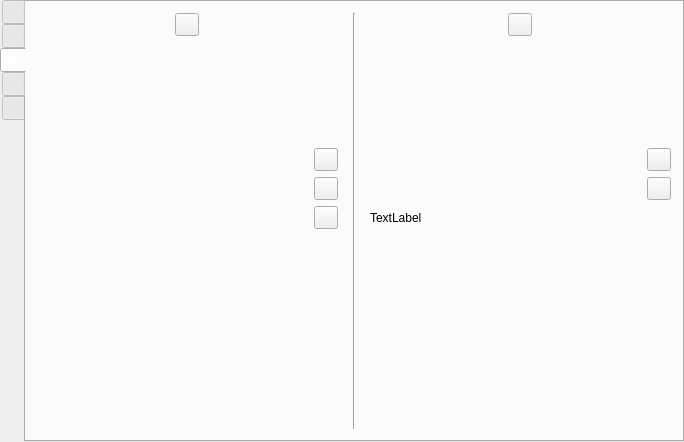
Above: src/formMainWindow.ui from vkohaupt/vokoscreenNG before the change. Below: the same form after it.
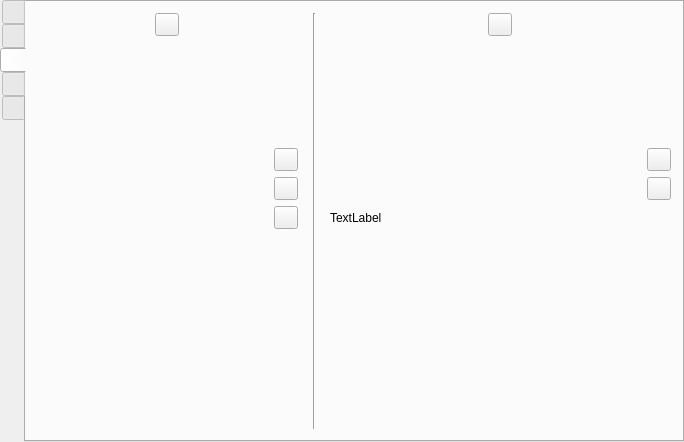
That is the form after the change. The open tabs and pages were chosen to show the change. Icons and pictures are not drawn.

Commit message: Showclick counter

Diff of the .ui file:
```diff
--- a/src/formMainWindow.ui
+++ b/src/formMainWindow.ui
@@ -2718,46 +2718,8 @@
        <layout class="QHBoxLayout" name="horizontalLayout_40">
         <item>
          <layout class="QGridLayout" name="gridLayoutShowClick">
-          <item row="6" column="0" colspan="4">
-           <layout class="QHBoxLayout" name="horizontalLayout_5">
-            <item alignment="Qt::AlignLeft|Qt::AlignVCenter">
-             <widget class="QLabel" name="label_26">
-              <property name="sizePolicy">
-               <sizepolicy hsizetype="Minimum" vsizetype="Preferred">
-                <horstretch>0</horstretch>
-                <verstretch>0</verstretch>
-               </sizepolicy>
-              </property>
-              <property name="minimumSize">
-               <size>
-                <width>34</width>
-                <height>0</height>
-               </size>
-              </property>
-              <property name="maximumSize">
-               <size>
-                <width>34</width>
-                <height>34</height>
-               </size>
-              </property>
-              <property name="text">
-               <string notr="true"/>
-              </property>
-              <property name="pixmap">
-               <pixmap resource="screencast.qrc">:/pictures/showClick/sandglass.png</pixmap>
-              </property>
-              <property name="scaledContents">
-               <bool>true</bool>
-              </property>
-             </widget>
-            </item>
-            <item>
-             <layout class="QHBoxLayout" name="horizontalLayoutShowtime"/>
-            </item>
-           </layout>
-          </item>
-          <item row="4" column="4">
-           <widget class="QToolButton" name="toolButtonShowclickDiameterDefault">
+          <item row="5" column="3">
+           <widget class="QToolButton" name="toolButtonShowclickOpacityDefault">
             <property name="text">
              <string notr="true"/>
             </property>
@@ -2767,7 +2729,7 @@
             </property>
            </widget>
           </item>
-          <item row="0" column="5" rowspan="9">
+          <item row="0" column="4" rowspan="9">
            <widget class="Line" name="line_4">
             <property name="minimumSize">
              <size>
@@ -2780,7 +2742,54 @@
             </property>
            </widget>
           </item>
-          <item row="0" column="0" rowspan="3" colspan="5">
+          <item row="4" column="3">
+           <widget class="QToolButton" name="toolButtonShowclickDiameterDefault">
+            <property name="text">
+             <string notr="true"/>
+            </property>
+            <property name="icon">
+             <iconset resource="screencast.qrc">
+              <normaloff>:/pictures/screencast/undo.png</normaloff>:/pictures/screencast/undo.png</iconset>
+            </property>
+           </widget>
+          </item>
+          <item row="3" column="0" colspan="4">
+           <widget class="QFrame" name="frame_3">
+            <property name="sizePolicy">
+             <sizepolicy hsizetype="Preferred" vsizetype="Fixed">
+              <horstretch>0</horstretch>
+              <verstretch>0</verstretch>
+             </sizepolicy>
+            </property>
+            <property name="minimumSize">
+             <size>
+              <width>0</width>
+              <height>100</height>
+             </size>
+            </property>
+            <property name="frameShape">
+             <enum>QFrame::NoFrame</enum>
+            </property>
+            <layout class="QHBoxLayout" name="horizontalLayout_38">
+             <property name="spacing">
+              <number>0</number>
+             </property>
+             <property name="leftMargin">
+              <number>1</number>
+             </property>
+             <property name="topMargin">
+              <number>0</number>
+             </property>
+             <property name="rightMargin">
+              <number>0</number>
+             </property>
+             <property name="bottomMargin">
+              <number>0</number>
+             </property>
+            </layout>
+           </widget>
+          </item>
+          <item row="0" column="0" rowspan="3" colspan="4">
            <layout class="QGridLayout" name="gridLayout_showclick_color_pushButton">
             <item row="0" column="3">
              <layout class="QHBoxLayout" name="horizontalLayout_showclick_darkRed"/>
@@ -2843,115 +2852,88 @@
             </item>
            </layout>
           </item>
-          <item row="5" column="6" colspan="4">
-           <layout class="QHBoxLayout" name="horizontalLayout_43">
-            <item alignment="Qt::AlignLeft">
-             <widget class="QLabel" name="label_31">
-              <property name="sizePolicy">
-               <sizepolicy hsizetype="Minimum" vsizetype="Preferred">
-                <horstretch>0</horstretch>
-                <verstretch>0</verstretch>
-               </sizepolicy>
-              </property>
-              <property name="maximumSize">
-               <size>
-                <width>34</width>
-                <height>13</height>
-               </size>
-              </property>
-              <property name="text">
-               <string notr="true"/>
-              </property>
-              <property name="pixmap">
-               <pixmap resource="screencast.qrc">:/pictures/showClick/transparenz.png</pixmap>
-              </property>
-              <property name="scaledContents">
-               <bool>true</bool>
-              </property>
-             </widget>
-            </item>
-            <item>
-             <layout class="QHBoxLayout" name="horizontalLayoutHaloOpacity"/>
-            </item>
-           </layout>
-          </item>
-          <item row="4" column="6" colspan="4">
-           <layout class="QHBoxLayout" name="horizontalLayout_41">
-            <item alignment="Qt::AlignLeft">
-             <widget class="QLabel" name="label_30">
-              <property name="sizePolicy">
-               <sizepolicy hsizetype="Minimum" vsizetype="Preferred">
-                <horstretch>0</horstretch>
-                <verstretch>0</verstretch>
-               </sizepolicy>
-              </property>
-              <property name="maximumSize">
-               <size>
-                <width>34</width>
-                <height>13</height>
-               </size>
-              </property>
-              <property name="text">
-               <string notr="true"/>
-              </property>
-              <property name="pixmap">
-               <pixmap resource="screencast.qrc">:/pictures/showClick/cursor.png</pixmap>
-              </property>
-              <property name="scaledContents">
-               <bool>true</bool>
-              </property>
-             </widget>
-            </item>
-            <item>
-             <layout class="QHBoxLayout" name="horizontalLayoutDiameter"/>
-            </item>
-           </layout>
-          </item>
-          <item row="5" column="10">
-           <widget class="QToolButton" name="toolButtonHaloOpacityDefault">
-            <property name="text">
-             <string notr="true"/>
+          <item row="7" column="0">
+           <spacer name="verticalSpacer_7">
+            <property name="orientation">
+             <enum>Qt::Vertical</enum>
             </property>
-            <property name="icon">
-             <iconset resource="screencast.qrc">
-              <normaloff>:/pictures/screencast/undo.png</normaloff>:/pictures/screencast/undo.png</iconset>
-            </property>
-           </widget>
-          </item>
-          <item row="3" column="6" colspan="5">
-           <widget class="QFrame" name="frame_2">
-            <property name="sizePolicy">
-             <sizepolicy hsizetype="Preferred" vsizetype="Fixed">
-              <horstretch>0</horstretch>
-              <verstretch>0</verstretch>
-             </sizepolicy>
-            </property>
-            <property name="minimumSize">
+            <property name="sizeHint" stdset="0">
              <size>
-              <width>0</width>
-              <height>100</height>
+              <width>20</width>
+              <height>40</height>
              </size>
             </property>
-            <layout class="QHBoxLayout" name="horizontalLayout_61">
-             <property name="spacing">
-              <number>0</number>
-             </property>
-             <property name="leftMargin">
-              <number>1</number>
-             </property>
-             <property name="topMargin">
-              <number>0</number>
-             </property>
-             <property name="rightMargin">
-              <number>0</number>
-             </property>
-             <property name="bottomMargin">
-              <number>0</number>
-             </property>
-            </layout>
-           </widget>
+           </spacer>
           </item>
-          <item row="4" column="0" colspan="4">
+          <item row="6" column="0" colspan="3">
+           <layout class="QHBoxLayout" name="horizontalLayout_5">
+            <item alignment="Qt::AlignLeft|Qt::AlignVCenter">
+             <widget class="QLabel" name="label_26">
+              <property name="sizePolicy">
+               <sizepolicy hsizetype="Minimum" vsizetype="Preferred">
+                <horstretch>0</horstretch>
+                <verstretch>0</verstretch>
+               </sizepolicy>
+              </property>
+              <property name="minimumSize">
+               <size>
+                <width>34</width>
+                <height>0</height>
+               </size>
+              </property>
+              <property name="maximumSize">
+               <size>
+                <width>34</width>
+                <height>34</height>
+               </size>
+              </property>
+              <property name="text">
+               <string notr="true"/>
+              </property>
+              <property name="pixmap">
+               <pixmap resource="screencast.qrc">:/pictures/showClick/sandglass.png</pixmap>
+              </property>
+              <property name="scaledContents">
+               <bool>true</bool>
+              </property>
+             </widget>
+            </item>
+            <item>
+             <layout class="QHBoxLayout" name="horizontalLayoutShowtime"/>
+            </item>
+           </layout>
+          </item>
+          <item row="8" column="0" colspan="3">
+           <layout class="QHBoxLayout" name="horizontalLayout_15">
+            <item>
+             <spacer name="horizontalSpacer_11">
+              <property name="orientation">
+               <enum>Qt::Horizontal</enum>
+              </property>
+              <property name="sizeHint" stdset="0">
+               <size>
+                <width>40</width>
+                <height>20</height>
+               </size>
+              </property>
+             </spacer>
+            </item>
+            <item>
+             <spacer name="horizontalSpacer_5">
+              <property name="orientation">
+               <enum>Qt::Horizontal</enum>
+              </property>
+              <property name="sizeHint" stdset="0">
+               <size>
+                <width>40</width>
+                <height>20</height>
+               </size>
+              </property>
+             </spacer>
+            </item>
+           </layout>
+          </item>
+          <item row="4" column="0" colspan="3">
            <layout class="QHBoxLayout" name="horizontalLayout_39">
             <item alignment="Qt::AlignLeft|Qt::AlignVCenter">
              <widget class="QLabel" name="label_28">
@@ -2986,7 +2968,7 @@
             </item>
            </layout>
           </item>
-          <item row="0" column="6" rowspan="3" colspan="5">
+          <item row="0" column="5" rowspan="3" colspan="5">
            <layout class="QGridLayout" name="gridLayout_halo_color_pushButton">
             <item row="3" column="3">
              <layout class="QHBoxLayout" name="horizontalLayout_halo_darkGray"/>
@@ -3049,8 +3031,8 @@
             </item>
            </layout>
           </item>
-          <item row="6" column="4">
-           <widget class="QToolButton" name="toolButtonShowclickTimeDefault">
+          <item row="5" column="9">
+           <widget class="QToolButton" name="toolButtonHaloOpacityDefault">
             <property name="text">
              <string notr="true"/>
             </property>
@@ -3060,91 +3042,7 @@
             </property>
            </widget>
           </item>
-          <item row="8" column="0" colspan="4">
-           <layout class="QHBoxLayout" name="horizontalLayout_15">
-            <item>
-             <spacer name="horizontalSpacer_11">
-              <property name="orientation">
-               <enum>Qt::Horizontal</enum>
-              </property>
-              <property name="sizeHint" stdset="0">
-               <size>
-                <width>40</width>
-                <height>20</height>
-               </size>
-              </property>
-             </spacer>
-            </item>
-            <item>
-             <spacer name="horizontalSpacer_5">
-              <property name="orientation">
-               <enum>Qt::Horizontal</enum>
-              </property>
-              <property name="sizeHint" stdset="0">
-               <size>
-                <width>40</width>
-                <height>20</height>
-               </size>
-              </property>
-             </spacer>
-            </item>
-           </layout>
-          </item>
-          <item row="5" column="4">
-           <widget class="QToolButton" name="toolButtonShowclickOpacityDefault">
-            <property name="text">
-             <string notr="true"/>
-            </property>
-            <property name="icon">
-             <iconset resource="screencast.qrc">
-              <normaloff>:/pictures/screencast/undo.png</normaloff>:/pictures/screencast/undo.png</iconset>
-            </property>
-           </widget>
-          </item>
-          <item row="5" column="0" colspan="4">
-           <layout class="QHBoxLayout" name="horizontalLayout_32">
-            <item alignment="Qt::AlignLeft|Qt::AlignVCenter">
-             <widget class="QLabel" name="label_27">
-              <property name="sizePolicy">
-               <sizepolicy hsizetype="Minimum" vsizetype="Preferred">
-                <horstretch>0</horstretch>
-                <verstretch>0</verstretch>
-               </sizepolicy>
-              </property>
-              <property name="maximumSize">
-               <size>
-                <width>34</width>
-                <height>13</height>
-               </size>
-              </property>
-              <property name="text">
-               <string notr="true"/>
-              </property>
-              <property name="pixmap">
-               <pixmap resource="screencast.qrc">:/pictures/showClick/transparenz.png</pixmap>
-              </property>
-              <property name="scaledContents">
-               <bool>true</bool>
-              </property>
-             </widget>
-            </item>
-            <item>
-             <layout class="QHBoxLayout" name="horizontalLayoutOpacity"/>
-            </item>
-           </layout>
-          </item>
-          <item row="4" column="10">
-           <widget class="QToolButton" name="toolButtonHaloDiameterDefault">
-            <property name="text">
-             <string notr="true"/>
-            </property>
-            <property name="icon">
-             <iconset resource="screencast.qrc">
-              <normaloff>:/pictures/screencast/undo.png</normaloff>:/pictures/screencast/undo.png</iconset>
-            </property>
-           </widget>
-          </item>
-          <item row="8" column="6" colspan="4">
+          <item row="8" column="5" colspan="4">
            <layout class="QHBoxLayout" name="horizontalLayout_48">
             <item>
              <spacer name="horizontalSpacer_15">
@@ -3174,56 +3072,7 @@
             </item>
            </layout>
           </item>
-          <item row="7" column="0">
-           <spacer name="verticalSpacer_7">
-            <property name="orientation">
-             <enum>Qt::Vertical</enum>
-            </property>
-            <property name="sizeHint" stdset="0">
-             <size>
-              <width>20</width>
-              <height>40</height>
-             </size>
-            </property>
-           </spacer>
-          </item>
-          <item row="3" column="0" colspan="5">
-           <widget class="QFrame" name="frame_3">
-            <property name="sizePolicy">
-             <sizepolicy hsizetype="Preferred" vsizetype="Fixed">
-              <horstretch>0</horstretch>
-              <verstretch>0</verstretch>
-             </sizepolicy>
-            </property>
-            <property name="minimumSize">
-             <size>
-              <width>0</width>
-              <height>100</height>
-             </size>
-            </property>
-            <property name="frameShape">
-             <enum>QFrame::NoFrame</enum>
-            </property>
-            <layout class="QHBoxLayout" name="horizontalLayout_38">
-             <property name="spacing">
-              <number>0</number>
-             </property>
-             <property name="leftMargin">
-              <number>1</number>
-             </property>
-             <property name="topMargin">
-              <number>0</number>
-             </property>
-             <property name="rightMargin">
-              <number>0</number>
-             </property>
-             <property name="bottomMargin">
-              <number>0</number>
-             </property>
-            </layout>
-           </widget>
-          </item>
-          <item row="6" column="6" colspan="4">
+          <item row="6" column="5" colspan="4">
            <layout class="QHBoxLayout" name="horizontalLayout_47">
             <item>
              <widget class="QLabel" name="label_32">
@@ -3237,6 +3086,157 @@
             </item>
            </layout>
           </item>
+          <item row="5" column="5" colspan="4">
+           <layout class="QHBoxLayout" name="horizontalLayout_43">
+            <item alignment="Qt::AlignLeft">
+             <widget class="QLabel" name="label_31">
+              <property name="sizePolicy">
+               <sizepolicy hsizetype="Minimum" vsizetype="Preferred">
+                <horstretch>0</horstretch>
+                <verstretch>0</verstretch>
+               </sizepolicy>
+              </property>
+              <property name="maximumSize">
+               <size>
+                <width>34</width>
+                <height>13</height>
+               </size>
+              </property>
+              <property name="text">
+               <string notr="true"/>
+              </property>
+              <property name="pixmap">
+               <pixmap resource="screencast.qrc">:/pictures/showClick/transparenz.png</pixmap>
+              </property>
+              <property name="scaledContents">
+               <bool>true</bool>
+              </property>
+             </widget>
+            </item>
+            <item>
+             <layout class="QHBoxLayout" name="horizontalLayoutHaloOpacity"/>
+            </item>
+           </layout>
+          </item>
+          <item row="5" column="0" colspan="3">
+           <layout class="QHBoxLayout" name="horizontalLayout_32">
+            <item alignment="Qt::AlignLeft|Qt::AlignVCenter">
+             <widget class="QLabel" name="label_27">
+              <property name="sizePolicy">
+               <sizepolicy hsizetype="Minimum" vsizetype="Preferred">
+                <horstretch>0</horstretch>
+                <verstretch>0</verstretch>
+               </sizepolicy>
+              </property>
+              <property name="maximumSize">
+               <size>
+                <width>34</width>
+                <height>13</height>
+               </size>
+              </property>
+              <property name="text">
+               <string notr="true"/>
+              </property>
+              <property name="pixmap">
+               <pixmap resource="screencast.qrc">:/pictures/showClick/transparenz.png</pixmap>
+              </property>
+              <property name="scaledContents">
+               <bool>true</bool>
+              </property>
+             </widget>
+            </item>
+            <item>
+             <layout class="QHBoxLayout" name="horizontalLayoutOpacity"/>
+            </item>
+           </layout>
+          </item>
+          <item row="6" column="3">
+           <widget class="QToolButton" name="toolButtonShowclickTimeDefault">
+            <property name="text">
+             <string notr="true"/>
+            </property>
+            <property name="icon">
+             <iconset resource="screencast.qrc">
+              <normaloff>:/pictures/screencast/undo.png</normaloff>:/pictures/screencast/undo.png</iconset>
+            </property>
+           </widget>
+          </item>
+          <item row="4" column="5" colspan="4">
+           <layout class="QHBoxLayout" name="horizontalLayout_41">
+            <item alignment="Qt::AlignLeft">
+             <widget class="QLabel" name="label_30">
+              <property name="sizePolicy">
+               <sizepolicy hsizetype="Minimum" vsizetype="Preferred">
+                <horstretch>0</horstretch>
+                <verstretch>0</verstretch>
+               </sizepolicy>
+              </property>
+              <property name="maximumSize">
+               <size>
+                <width>34</width>
+                <height>13</height>
+               </size>
+              </property>
+              <property name="text">
+               <string notr="true"/>
+              </property>
+              <property name="pixmap">
+               <pixmap resource="screencast.qrc">:/pictures/showClick/cursor.png</pixmap>
+              </property>
+              <property name="scaledContents">
+               <bool>true</bool>
+              </property>
+             </widget>
+            </item>
+            <item>
+             <layout class="QHBoxLayout" name="horizontalLayoutDiameter"/>
+            </item>
+           </layout>
+          </item>
+          <item row="3" column="5" colspan="5">
+           <widget class="QFrame" name="frame_2">
+            <property name="sizePolicy">
+             <sizepolicy hsizetype="Preferred" vsizetype="Fixed">
+              <horstretch>0</horstretch>
+              <verstretch>0</verstretch>
+             </sizepolicy>
+            </property>
+            <property name="minimumSize">
+             <size>
+              <width>0</width>
+              <height>100</height>
+             </size>
+            </property>
+            <layout class="QHBoxLayout" name="horizontalLayout_61">
+             <property name="spacing">
+              <number>0</number>
+             </property>
+             <property name="leftMargin">
+              <number>1</number>
+             </property>
+             <property name="topMargin">
+              <number>0</number>
+             </property>
+             <property name="rightMargin">
+              <number>0</number>
+             </property>
+             <property name="bottomMargin">
+              <number>0</number>
+             </property>
+            </layout>
+           </widget>
+          </item>
+          <item row="4" column="9">
+           <widget class="QToolButton" name="toolButtonHaloDiameterDefault">
+            <property name="text">
+             <string notr="true"/>
+            </property>
+            <property name="icon">
+             <iconset resource="screencast.qrc">
+              <normaloff>:/pictures/screencast/undo.png</normaloff>:/pictures/screencast/undo.png</iconset>
+            </property>
+           </widget>
+          </item>
          </layout>
         </item>
        </layout>
```
Left out of the diff: 6 changed lines with no effect on the pictures. The commit also changes 5 other files.
